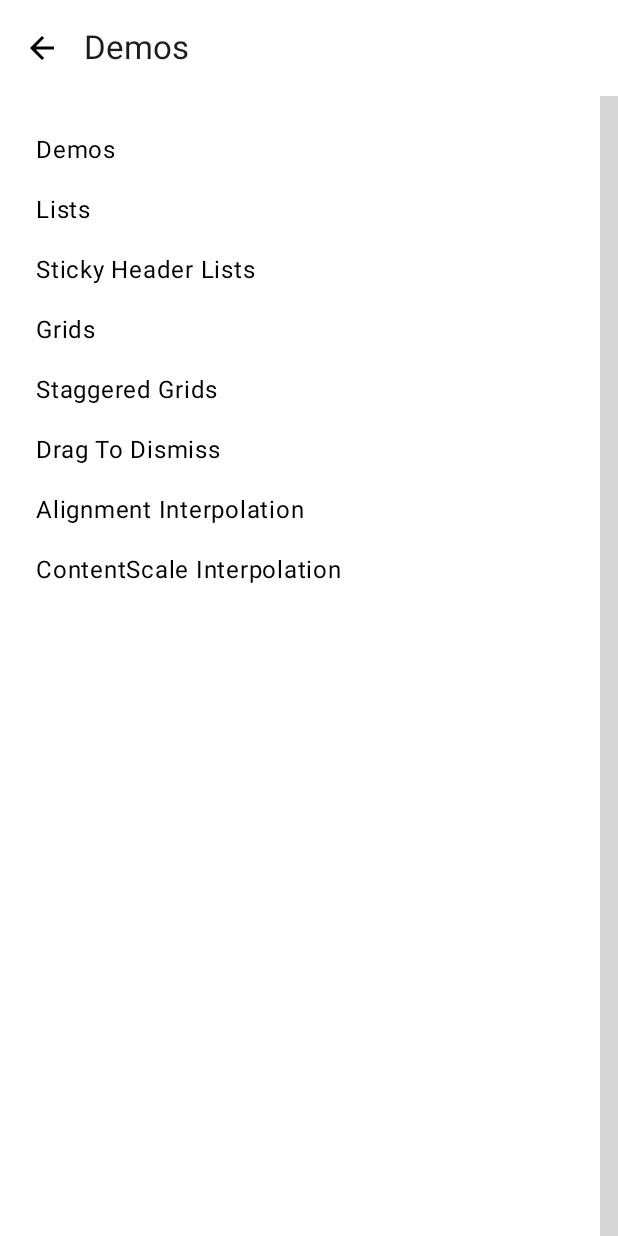
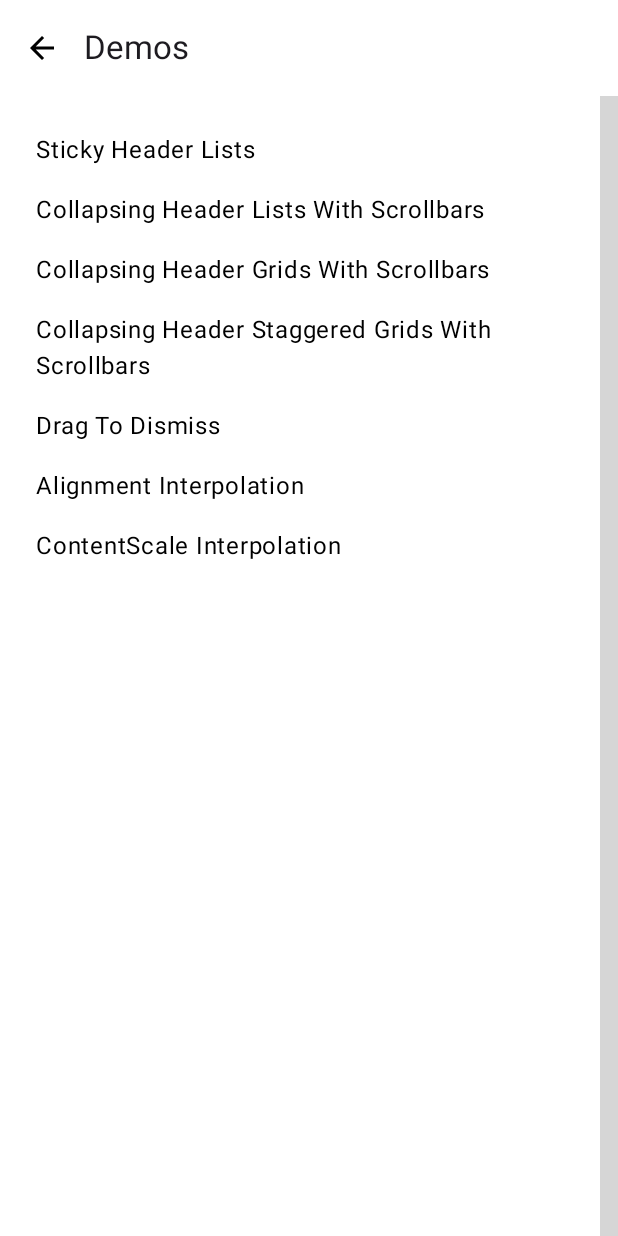
Before and after one commit to tunjid/composables, an Android app built with Jetpack Compose: the screen it shows after launch (MainActivity), on a phone screen of 412 x 824 dp. Run offline under Robolectric (Android 15) with nearby library versions, the phone set to English and light mode, and no system bars; libraries missing offline, so code that uses them is left out: com.tunjid.composables; 3 statements that could not run were skipped; grey boxes are pictures that could not be loaded.

Commit message:
Updated demo names

```diff
--- a/sample/common/src/commonMain/kotlin/com/tunjid/demo/common/app/Screen.kt
+++ b/sample/common/src/commonMain/kotlin/com/tunjid/demo/common/app/Screen.kt
@@ -4,10 +4,10 @@ enum class Screen(
     val title: String
 ) {
     Demos("Demos"),
-    LazyListDemoScreen("Lists"),
     LazyStickyHeaderListDemoScreen("Sticky Header Lists"),
-    LazyGridDemoScreen("Grids"),
-    LazyStaggeredGridDemoScreen("Staggered Grids"),
+    LazyListDemoScreen("Collapsing Header Lists With Scrollbars"),
+    LazyGridDemoScreen("Collapsing Header Grids With Scrollbars"),
+    LazyStaggeredGridDemoScreen("Collapsing Header Staggered Grids With Scrollbars"),
     DragToDismissDemoScreen("Drag To Dismiss"),
     AlignmentInterpolationDemoScreen("Alignment Interpolation"),
     ContentScaleInterpolationDemoScreen("ContentScale Interpolation"),
--- a/sample/common/src/commonMain/kotlin/com/tunjid/demo/common/ui/App.kt
+++ b/sample/common/src/commonMain/kotlin/com/tunjid/demo/common/ui/App.kt
@@ -39,7 +39,7 @@ fun App() {
         when (currentScreen) {
             Screen.Demos -> DemoSelectionScreen(
                 screen = currentScreen,
-                screens = remember { Screen.entries },
+                screens = remember { Screen.entries.filterNot(Screen.Demos::equals) },
                 onScreenSelected = navStack::add,
             )
 
```
